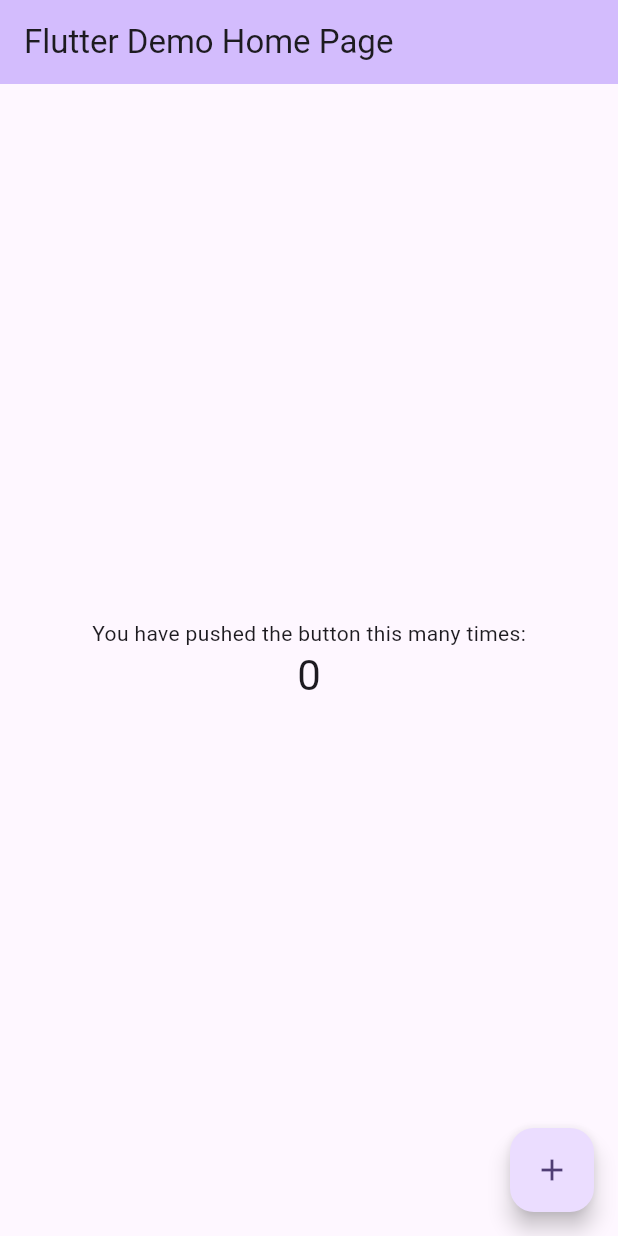
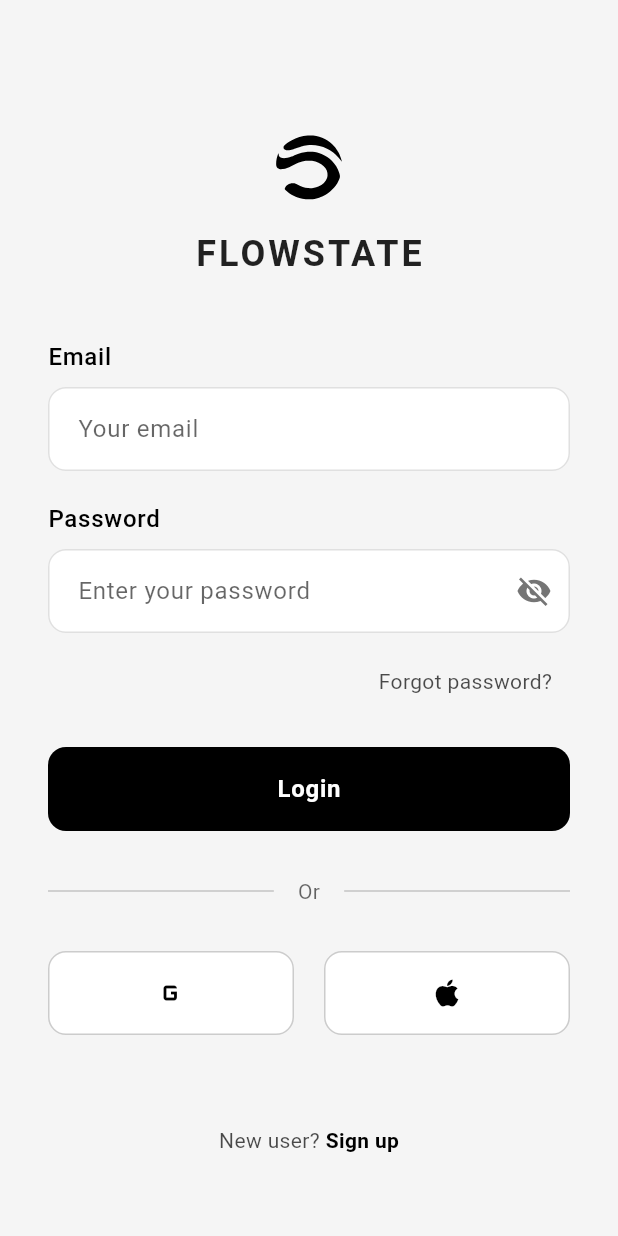
Before and after one commit to Alexis-Lozada/flowstate, a Flutter app: the screen it shows after launch, on a phone screen of 412 x 824 dp. Run offline on Flutter 3.47's test engine with Material 3 defaults, Android fonts, the phone set to English and light mode, and no system bars; our stand-ins replace flutter_svg.

Commit message:
feat: add login screen with themes

```diff
--- a/app/lib/main.dart
+++ b/app/lib/main.dart
@@ -1,4 +1,6 @@
 import 'package:flutter/material.dart';
+import 'screens/authentication/login_screen.dart';
+import 'theme/app_theme.dart';
 
 void main() {
   runApp(const MyApp());
@@ -7,116 +9,15 @@ void main() {
 class MyApp extends StatelessWidget {
   const MyApp({super.key});
 
-  // This widget is the root of your application.
   @override
   Widget build(BuildContext context) {
     return MaterialApp(
-      title: 'Flutter Demo',
-      theme: ThemeData(
-        // This is the theme of your application.
-        //
-        // TRY THIS: Try running your application with "flutter run". You'll see
-        // the application has a purple toolbar. Then, without quitting the app,
-        // try changing the seedColor in the colorScheme below to Colors.green
-        // and then invoke "hot reload" (save your changes or press the "hot
-        // reload" button in a Flutter-supported IDE, or press "r" if you used
-        // the command line to start the app).
-        //
-        // Notice that the counter didn't reset back to zero; the application
-        // state is not lost during the reload. To reset the state, use hot
-        // restart instead.
-        //
-        // This works for code too, not just values: Most code changes can be
-        // tested with just a hot reload.
-        colorScheme: ColorScheme.fromSeed(seedColor: Colors.deepPurple),
-      ),
-      home: const MyHomePage(title: 'Flutter Demo Home Page'),
+      title: 'FlowState',
+      theme: AppTheme.lightTheme,
+      darkTheme: AppTheme.darkTheme,
+      themeMode: ThemeMode.system, // Sigue el tema del sistema
+      home: const LoginScreen(),
+      debugShowCheckedModeBanner: false,
     );
   }
 }
-
-class MyHomePage extends StatefulWidget {
-  const MyHomePage({super.key, required this.title});
-
-  // This widget is the home page of your application. It is stateful, meaning
-  // that it has a State object (defined below) that contains fields that affect
-  // how it looks.
-
-  // This class is the configuration for the state. It holds the values (in this
-  // case the title) provided by the parent (in this case the App widget) and
-  // used by the build method of the State. Fields in a Widget subclass are
-  // always marked "final".
-
-  final String title;
-
-  @override
-  State<MyHomePage> createState() => _MyHomePageState();
-}
-
-class _MyHomePageState extends State<MyHomePage> {
-  int _counter = 0;
-
-  void _incrementCounter() {
-    setState(() {
-      // This call to setState tells the Flutter framework that something has
-      // changed in this State, which causes it to rerun the build method below
-      // so that the display can reflect the updated values. If we changed
-      // _counter without calling setState(), then the build method would not be
-      // called again, and so nothing would appear to happen.
-      _counter++;
-    });
-  }
-
-  @override
-  Widget build(BuildContext context) {
-    // This method is rerun every time setState is called, for instance as done
-    // by the _incrementCounter method above.
-    //
-    // The Flutter framework has been optimized to make rerunning build methods
-    // fast, so that you can just rebuild anything that needs updating rather
-    // than having to individually change instances of widgets.
-    return Scaffold(
-      appBar: AppBar(
-        // TRY THIS: Try changing the color here to a specific color (to
-        // Colors.amber, perhaps?) and trigger a hot reload to see the AppBar
-        // change color while the other colors stay the same.
-        backgroundColor: Theme.of(context).colorScheme.inversePrimary,
-        // Here we take the value from the MyHomePage object that was created by
-        // the App.build method, and use it to set our appbar title.
-        title: Text(widget.title),
-      ),
-      body: Center(
-        // Center is a layout widget. It takes a single child and positions it
-        // in the middle of the parent.
-        child: Column(
-          // Column is also a layout widget. It takes a list of children and
-          // arranges them vertically. By default, it sizes itself to fit its
-          // children horizontally, and tries to be as tall as its parent.
-          //
-          // Column has various properties to control how it sizes itself and
-          // how it positions its children. Here we use mainAxisAlignment to
-          // center the children vertically; the main axis here is the vertical
-          // axis because Columns are vertical (the cross axis would be
-          // horizontal).
-          //
-          // TRY THIS: Invoke "debug painting" (choose the "Toggle Debug Paint"
-          // action in the IDE, or press "p" in the console), to see the
-          // wireframe for each widget.
-          mainAxisAlignment: MainAxisAlignment.center,
-          children: <Widget>[
-            const Text('You have pushed the button this many times:'),
-            Text(
-              '$_counter',
-              style: Theme.of(context).textTheme.headlineMedium,
-            ),
-          ],
-        ),
-      ),
-      floatingActionButton: FloatingActionButton(
-        onPressed: _incrementCounter,
-        tooltip: 'Increment',
-        child: const Icon(Icons.add),
-      ), // This trailing comma makes auto-formatting nicer for build methods.
-    );
-  }
-}
--- /dev/null
+++ b/app/lib/screens/authentication/login_screen.dart
@@ -0,0 +1,197 @@
+import 'package:flutter/material.dart';
+import '../../widgets/custom/custom_text_field.dart';
+import '../../widgets/custom/custom_button.dart';
+import '../../widgets/custom/social_login_button.dart';
+import '../../widgets/common/app_logo.dart';
+
+class LoginScreen extends StatefulWidget {
+  const LoginScreen({super.key});
+
+  @override
+  State<LoginScreen> createState() => _LoginScreenState();
+}
+
+class _LoginScreenState extends State<LoginScreen> {
+  final _emailController = TextEditingController();
+  final _passwordController = TextEditingController();
+  bool _obscurePassword = true;
+
+  @override
+  void dispose() {
+    _emailController.dispose();
+    _passwordController.dispose();
+    super.dispose();
+  }
+
+  void _handleLogin() {
+    // TODO: Implement login logic
+    print('Email: ${_emailController.text}');
+    print('Password: ${_passwordController.text}');
+  }
+
+  void _handleGoogleLogin() {
+    // TODO: Implement Google login
+    print('Google login pressed');
+  }
+
+  void _handleAppleLogin() {
+    // TODO: Implement Apple login
+    print('Apple login pressed');
+  }
+
+  @override
+  Widget build(BuildContext context) {
+    return Scaffold(
+      backgroundColor: Theme.of(context).colorScheme.background,
+      body: SafeArea(
+        child: Padding(
+          padding: const EdgeInsets.symmetric(horizontal: 32.0),
+          child: Column(
+            mainAxisAlignment: MainAxisAlignment.center,
+            children: [
+              const Spacer(flex: 2),
+              const SizedBox(height: 50),
+              const AppLogo(),
+              const SizedBox(height: 40),
+
+                    // Email field
+                    CustomTextField(
+                      controller: _emailController,
+                      label: 'Email',
+                      placeholder: 'Your email',
+                      keyboardType: TextInputType.emailAddress,
+                    ),
+                    const SizedBox(height: 20),
+
+                    // Password field
+                    CustomTextField(
+                      controller: _passwordController,
+                      label: 'Password',
+                      placeholder: 'Enter your password',
+                      obscureText: _obscurePassword,
+                      suffixIcon: IconButton(
+                        icon: Icon(
+                          _obscurePassword ? Icons.visibility_off : Icons.visibility,
+                          color: Colors.grey[600],
+                        ),
+                        onPressed: () {
+                          setState(() {
+                            _obscurePassword = !_obscurePassword;
+                          });
+                        },
+                      ),
+                    ),
+                    const SizedBox(height: 8),
+
+                    // Forgot password
+                    Align(
+                      alignment: Alignment.centerRight,
+                      child: TextButton(
+                        onPressed: () {
+                          // TODO: Implement forgot password
+                          print('Forgot password pressed');
+                        },
+                        child: Text(
+                          'Forgot password?',
+                          style: Theme.of(context).textTheme.bodyMedium?.copyWith(
+                            color: Theme.of(context).colorScheme.onSurface.withOpacity(0.7),
+                          ),
+                        ),
+                      ),
+                    ),
+                    const SizedBox(height: 20),
+
+                    // Login button
+                    CustomButton(
+                      text: 'Login',
+                      onPressed: _handleLogin,
+                    ),
+                    const SizedBox(height: 30),
+
+                    // Divider with "Or"
+                    Row(
+                      children: [
+                        Expanded(
+                          child: Divider(
+                            color: Theme.of(context).colorScheme.onSurface.withOpacity(0.2),
+                            thickness: 1,
+                          ),
+                        ),
+                        Padding(
+                          padding: const EdgeInsets.symmetric(horizontal: 16),
+                          child: Text(
+                            'Or',
+                            style: Theme.of(context).textTheme.bodyMedium?.copyWith(
+                              color: Theme.of(context).colorScheme.onSurface.withOpacity(0.6),
+                            ),
+                          ),
+                        ),
+                        Expanded(
+                          child: Divider(
+                            color: Theme.of(context).colorScheme.onSurface.withOpacity(0.2),
+                            thickness: 1,
+                          ),
+                        ),
+                      ],
+                    ),
+                    const SizedBox(height: 30),
+
+                    // Social login buttons
+                    Row(
+                      children: [
+                        Expanded(
+                          child: SocialLoginButton(
+                            icon: Icons.g_mobiledata,
+                            onPressed: _handleGoogleLogin,
+                          ),
+                        ),
+                        const SizedBox(width: 20),
+                        Expanded(
+                          child: SocialLoginButton(
+                            icon: Icons.apple,
+                            onPressed: _handleAppleLogin,
+                          ),
+                        ),
+                      ],
+                    ),
+                    const SizedBox(height: 60),
+
+                    // Sign up option
+                    Row(
+                      mainAxisAlignment: MainAxisAlignment.center,
+                      children: [
+                        Text(
+                          'New user? ',
+                          style: Theme.of(context).textTheme.bodyMedium?.copyWith(
+                            color: Theme.of(context).colorScheme.onSurface.withOpacity(0.7),
+                          ),
+                        ),
+                        TextButton(
+                          onPressed: () {
+                            // TODO: Navigate to sign up screen
+                            print('Sign up pressed');
+                          },
+                          style: TextButton.styleFrom(
+                            padding: EdgeInsets.zero,
+                            minimumSize: Size.zero,
+                            tapTargetSize: MaterialTapTargetSize.shrinkWrap,
+                          ),
+                          child: Text(
+                            'Sign up',
+                            style: Theme.of(context).textTheme.bodyMedium?.copyWith(
+                              color: Theme.of(context).colorScheme.primary,
+                              fontWeight: FontWeight.w600,
+                            ),
+                          ),
+                        ),
+                      ],
+                    ),
+
+              const Spacer(flex: 3),
+            ],
+          ),
+        ),
+      ),
+    );
+  }
+}
--- /dev/null
+++ b/app/lib/theme/app_theme.dart
@@ -0,0 +1,165 @@
+import 'package:flutter/material.dart';
+
+class AppTheme {
+  // Colores principales
+  static const Color primaryColor = Colors.black;
+  static const Color secondaryColor = Colors.grey;
+  static const Color backgroundColor = Color(0xFFF5F5F5);
+  static const Color surfaceColor = Colors.white;
+  static const Color errorColor = Colors.red;
+
+  // Tema claro
+  static ThemeData lightTheme = ThemeData(
+    useMaterial3: true,
+    brightness: Brightness.light,
+
+    // Esquema de colores
+    colorScheme: const ColorScheme.light(
+      primary: primaryColor,
+      secondary: secondaryColor,
+      surface: surfaceColor,
+      background: backgroundColor,
+      error: errorColor,
+    ),
+
+    // Configuración de AppBar
+    appBarTheme: const AppBarTheme(
+      backgroundColor: surfaceColor,
+      foregroundColor: primaryColor,
+      elevation: 0,
+      centerTitle: true,
+    ),
+
+    // Configuración de botones
+    elevatedButtonTheme: ElevatedButtonThemeData(
+      style: ElevatedButton.styleFrom(
+        backgroundColor: primaryColor,
+        foregroundColor: Colors.white,
+        elevation: 0,
+        shape: RoundedRectangleBorder(
+          borderRadius: BorderRadius.circular(12),
+        ),
+        minimumSize: const Size(double.infinity, 56),
+      ),
+    ),
+
+    // Configuración de campos de texto
+    inputDecorationTheme: InputDecorationTheme(
+      filled: true,
+      fillColor: surfaceColor,
+      border: OutlineInputBorder(
+        borderRadius: BorderRadius.circular(12),
+        borderSide: BorderSide(color: Colors.grey[300]!),
+      ),
+      enabledBorder: OutlineInputBorder(
+        borderRadius: BorderRadius.circular(12),
+        borderSide: BorderSide(color: Colors.grey[300]!),
+      ),
+      focusedBorder: OutlineInputBorder(
+        borderRadius: BorderRadius.circular(12),
+        borderSide: const BorderSide(color: primaryColor, width: 2),
+      ),
+      contentPadding: const EdgeInsets.symmetric(
+        horizontal: 16,
+        vertical: 16,
+      ),
+    ),
+
+    // Tipografía
+    textTheme: const TextTheme(
+      headlineLarge: TextStyle(
+        fontSize: 32,
+        fontWeight: FontWeight.bold,
+        color: primaryColor,
+      ),
+      headlineMedium: TextStyle(
+        fontSize: 24,
+        fontWeight: FontWeight.bold,
+        color: primaryColor,
+      ),
+      bodyLarge: TextStyle(
+        fontSize: 16,
+        color: primaryColor,
+      ),
+      bodyMedium: TextStyle(
+        fontSize: 14,
+        color: secondaryColor,
+      ),
+    ),
+  );
+
+  // Tema oscuro
+  static ThemeData darkTheme = ThemeData(
+    useMaterial3: true,
+    brightness: Brightness.dark,
+
+    colorScheme: const ColorScheme.dark(
+      primary: Colors.white,
+      secondary: Colors.grey,
+      surface: Color(0xFF1E1E1E),
+      background: Color(0xFF121212),
+      error: Colors.redAccent,
+    ),
+
+    appBarTheme: const AppBarTheme(
+      backgroundColor: Color(0xFF1E1E1E),
+      foregroundColor: Colors.white,
+      elevation: 0,
+      centerTitle: true,
+    ),
+
+    elevatedButtonTheme: ElevatedButtonThemeData(
+      style: ElevatedButton.styleFrom(
+        backgroundColor: Colors.white,
+        foregroundColor: Colors.black,
+        elevation: 0,
+        shape: RoundedRectangleBorder(
+          borderRadius: BorderRadius.circular(12),
+        ),
+        minimumSize: const Size(double.infinity, 56),
+      ),
+    ),
+
+    inputDecorationTheme: InputDecorationTheme(
+      filled: true,
+      fillColor: const Color(0xFF1E1E1E),
+      border: OutlineInputBorder(
+        borderRadius: BorderRadius.circular(12),
+        borderSide: const BorderSide(color: Colors.grey),
+      ),
+      enabledBorder: OutlineInputBorder(
+        borderRadius: BorderRadius.circular(12),
+        borderSide: const BorderSide(color: Colors.grey),
+      ),
+      focusedBorder: OutlineInputBorder(
+        borderRadius: BorderRadius.circular(12),
+        borderSide: const BorderSide(color: Colors.white, width: 2),
+      ),
+      contentPadding: const EdgeInsets.symmetric(
+        horizontal: 16,
+        vertical: 16,
+      ),
+    ),
+
+    textTheme: const TextTheme(
+      headlineLarge: TextStyle(
+        fontSize: 32,
+        fontWeight: FontWeight.bold,
+        color: Colors.white,
+      ),
+      headlineMedium: TextStyle(
+        fontSize: 24,
+        fontWeight: FontWeight.bold,
+        color: Colors.white,
+      ),
+      bodyLarge: TextStyle(
+        fontSize: 16,
+        color: Colors.white,
+      ),
+      bodyMedium: TextStyle(
+        fontSize: 14,
+        color: Colors.grey,
+      ),
+    ),
+  );
+}
--- /dev/null
+++ b/app/lib/widgets/common/app_logo.dart
@@ -0,0 +1,42 @@
+import 'package:flutter/material.dart';
+import 'package:flutter_svg/flutter_svg.dart';
+
+class AppLogo extends StatelessWidget {
+  final double size;
+
+  const AppLogo({
+    super.key,
+    this.size = 50,
+  });
+
+  @override
+  Widget build(BuildContext context) {
+    final isDark = Theme.of(context).brightness == Brightness.dark;
+    final logoColor = isDark ? Colors.white : Colors.black;
+    final textColor = isDark ? Colors.white : Colors.black87;
+
+    return Column(
+      children: [
+        SvgPicture.asset(
+          'assets/images/logo.svg',
+          width: size,
+          height: size,
+          colorFilter: ColorFilter.mode(
+            logoColor,
+            BlendMode.srcIn,
+          ),
+        ),
+        const SizedBox(height: 16),
+        Text(
+          'FLOWSTATE',
+          style: TextStyle(
+            fontSize: 24,
+            fontWeight: FontWeight.bold,
+            letterSpacing: 2,
+            color: textColor,
+          ),
+        ),
+      ],
+    );
+  }
+}
--- /dev/null
+++ b/app/lib/widgets/custom/custom_button.dart
@@ -0,0 +1,68 @@
+import 'package:flutter/material.dart';
+
+class CustomButton extends StatelessWidget {
+  final String text;
+  final VoidCallback onPressed;
+  final bool isLoading;
+  final Color? backgroundColor;
+  final Color? textColor;
+  final double? width;
+  final double height;
+
+  const CustomButton({
+    super.key,
+    required this.text,
+    required this.onPressed,
+    this.isLoading = false,
+    this.backgroundColor,
+    this.textColor,
+    this.width,
+    this.height = 56,
+  });
+
+  @override
+  Widget build(BuildContext context) {
+    final theme = Theme.of(context);
+
+    return SizedBox(
+      width: width ?? double.infinity,
+      height: height,
+      child: ElevatedButton(
+        onPressed: isLoading ? null : onPressed,
+        style: theme.elevatedButtonTheme.style?.copyWith(
+          backgroundColor: WidgetStateProperty.resolveWith((states) {
+            if (states.contains(WidgetState.disabled)) {
+              return theme.colorScheme.onSurface.withOpacity(0.12);
+            }
+            return backgroundColor ?? theme.colorScheme.primary;
+          }),
+          foregroundColor: WidgetStateProperty.resolveWith((states) {
+            if (states.contains(WidgetState.disabled)) {
+              return theme.colorScheme.onSurface.withOpacity(0.38);
+            }
+            return textColor ?? theme.colorScheme.onPrimary;
+          }),
+          minimumSize: WidgetStatePropertyAll(Size(width ?? double.infinity, height)),
+        ),
+        child: isLoading
+            ? SizedBox(
+                width: 20,
+                height: 20,
+                child: CircularProgressIndicator(
+                  strokeWidth: 2,
+                  valueColor: AlwaysStoppedAnimation<Color>(
+                    textColor ?? theme.colorScheme.onPrimary,
+                  ),
+                ),
+              )
+            : Text(
+                text,
+                style: theme.textTheme.bodyLarge?.copyWith(
+                  fontWeight: FontWeight.w600,
+                  color: textColor ?? theme.colorScheme.onPrimary,
+                ),
+              ),
+      ),
+    );
+  }
+}
--- /dev/null
+++ b/app/lib/widgets/custom/custom_text_field.dart
@@ -0,0 +1,60 @@
+import 'package:flutter/material.dart';
+
+class CustomTextField extends StatelessWidget {
+  final TextEditingController controller;
+  final String label;
+  final String placeholder;
+  final bool obscureText;
+  final TextInputType keyboardType;
+  final Widget? suffixIcon;
+  final String? Function(String?)? validator;
+
+  const CustomTextField({
+    super.key,
+    required this.controller,
+    required this.label,
+    required this.placeholder,
+    this.obscureText = false,
+    this.keyboardType = TextInputType.text,
+    this.suffixIcon,
+    this.validator,
+  });
+
+  @override
+  Widget build(BuildContext context) {
+    final theme = Theme.of(context);
+
+    return Column(
+      crossAxisAlignment: CrossAxisAlignment.start,
+      children: [
+        Text(
+          label,
+          style: theme.textTheme.bodyLarge?.copyWith(
+            fontWeight: FontWeight.w500,
+          ),
+        ),
+        const SizedBox(height: 8),
+        TextFormField(
+          controller: controller,
+          obscureText: obscureText,
+          keyboardType: keyboardType,
+          validator: validator,
+          style: theme.textTheme.bodyLarge,
+          decoration: InputDecoration(
+            hintText: placeholder,
+            hintStyle: theme.textTheme.bodyLarge?.copyWith(
+              color: theme.colorScheme.onSurface.withOpacity(0.6),
+            ),
+            suffixIcon: suffixIcon,
+            filled: theme.inputDecorationTheme.filled,
+            fillColor: theme.inputDecorationTheme.fillColor,
+            border: theme.inputDecorationTheme.border,
+            enabledBorder: theme.inputDecorationTheme.enabledBorder,
+            focusedBorder: theme.inputDecorationTheme.focusedBorder,
+            contentPadding: theme.inputDecorationTheme.contentPadding,
+          ),
+        ),
+      ],
+    );
+  }
+}
--- /dev/null
+++ b/app/lib/widgets/custom/social_login_button.dart
@@ -0,0 +1,42 @@
+import 'package:flutter/material.dart';
+
+class SocialLoginButton extends StatelessWidget {
+  final IconData icon;
+  final VoidCallback onPressed;
+  final double size;
+
+  const SocialLoginButton({
+    super.key,
+    required this.icon,
+    required this.onPressed,
+    this.size = 56,
+  });
+
+  @override
+  Widget build(BuildContext context) {
+    final theme = Theme.of(context);
+
+    return SizedBox(
+      width: double.infinity,
+      height: size,
+      child: OutlinedButton(
+        onPressed: onPressed,
+        style: OutlinedButton.styleFrom(
+          backgroundColor: theme.colorScheme.surface,
+          side: BorderSide(
+            color: theme.colorScheme.outline.withOpacity(0.2),
+          ),
+          shape: RoundedRectangleBorder(
+            borderRadius: BorderRadius.circular(12),
+          ),
+          elevation: 0,
+        ),
+        child: Icon(
+          icon,
+          size: 24,
+          color: theme.colorScheme.onSurface,
+        ),
+      ),
+    );
+  }
+}
--- a/app/pubspec.yaml
+++ b/app/pubspec.yaml
@@ -34,6 +34,7 @@ dependencies:
   # The following adds the Cupertino Icons font to your application.
   # Use with the CupertinoIcons class for iOS style icons.
   cupertino_icons: ^1.0.8
+  flutter_svg: ^2.2.0
 
 dev_dependencies:
   flutter_test:
@@ -61,6 +62,8 @@ flutter:
   # assets:
   #   - images/a_dot_burr.jpeg
   #   - images/a_dot_ham.jpeg
+  assets:
+    - assets/images/
 
   # An image asset can refer to one or more resolution-specific "variants", see
   # https://flutter.dev/to/resolution-aware-images
```
Also changed, not shown: app/assets/images/logo.svg (added), app/pubspec.lock.
